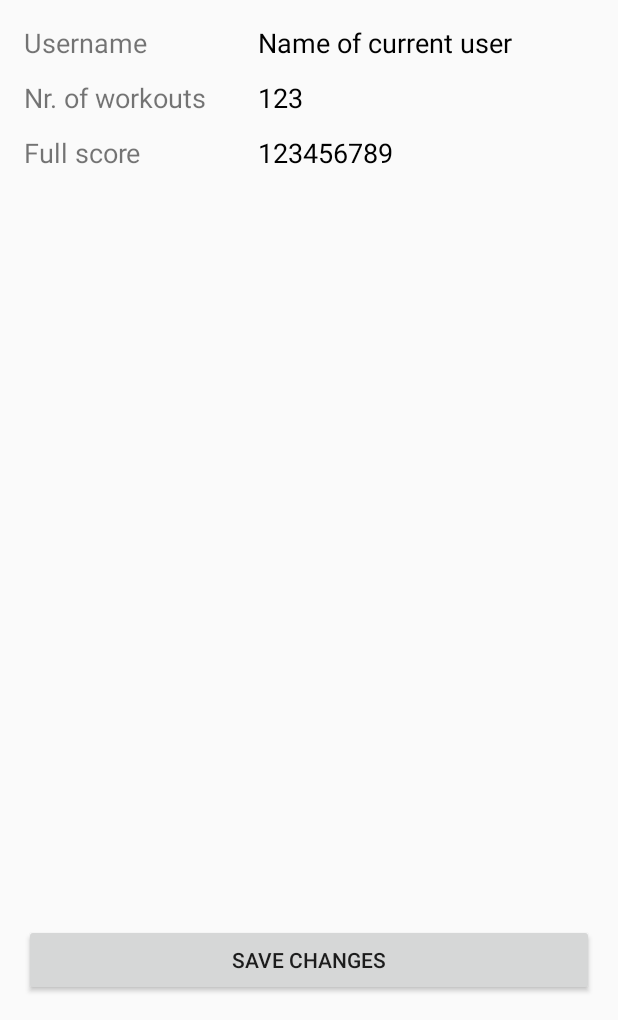
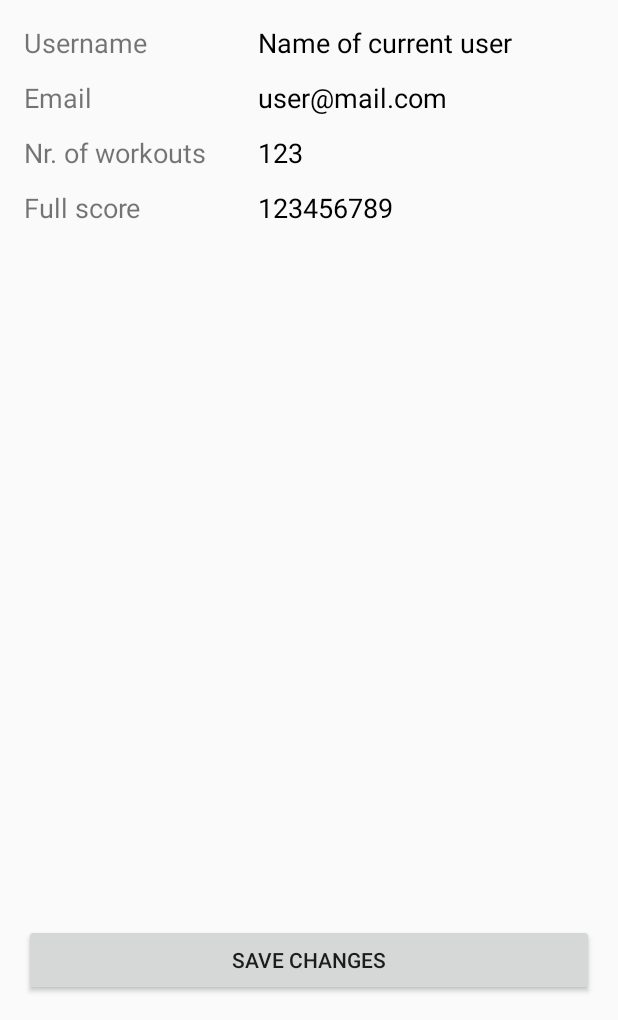
Before and after one commit to MarcellHarmaci/Fitary, an Android app: the layout fragment_user_profile.xml on its own in the app's theme, with its tools: preview values and no code run, on a phone screen of 412 x 824 dp, the part 216-1236 px from its top. Run offline under Robolectric (Android 15) with nearby library versions, the phone set to English and light mode, and no system bars.

```diff
--- a/app/src/main/java/hu/bme/aut/fitary/LoginActivity.kt
+++ b/app/src/main/java/hu/bme/aut/fitary/LoginActivity.kt
@@ -110,6 +110,7 @@ class LoginActivity : BaseActivity() {
         }
 
         val newUser = UserProfile(
+            key = key,
             id = firebaseUser.uid,
             mail = firebaseUser.email ?: "No mail",
             username = firebaseUser.email?.substringBefore('@') ?: "No name"
--- a/app/src/main/java/hu/bme/aut/fitary/dataSource/model/UserProfile.kt
+++ b/app/src/main/java/hu/bme/aut/fitary/dataSource/model/UserProfile.kt
@@ -1,7 +1,9 @@
 package hu.bme.aut.fitary.dataSource.model
 
 data class UserProfile(
+    val key: String? = null,
     val id: String? = null,
     val mail: String = "",
-    val username: String = ""
+    val username: String = "",
+    val avatar: String? = null
 )
--- a/app/src/main/java/hu/bme/aut/fitary/domainModel/DomainUser.kt
+++ b/app/src/main/java/hu/bme/aut/fitary/domainModel/DomainUser.kt
@@ -3,5 +3,6 @@ package hu.bme.aut.fitary.domainModel
 data class DomainUser(
     val id: String?,
     val mail: String,
-    val username: String
+    val username: String,
+    val avatar: ByteArray? = null
 )
--- a/app/src/main/java/hu/bme/aut/fitary/interactor/UserInteractor.kt
+++ b/app/src/main/java/hu/bme/aut/fitary/interactor/UserInteractor.kt
@@ -26,4 +26,9 @@ class UserInteractor @Inject constructor(
         )
     }
 
+    suspend fun updateUser(domainUser: DomainUser) {
+        val key = firebaseDataSource.getUserKeyById(domainUser.id)
+        key?.let { firebaseDataSource.updateUser(key, domainUser) }
+    }
+
 }
--- a/app/src/main/java/hu/bme/aut/fitary/ui/userProfile/UserProfileFragment.kt
+++ b/app/src/main/java/hu/bme/aut/fitary/ui/userProfile/UserProfileFragment.kt
@@ -14,6 +14,7 @@ import co.zsmb.rainbowcake.base.RainbowCakeFragment
 import co.zsmb.rainbowcake.dagger.getViewModelFromFactory
 import co.zsmb.rainbowcake.extensions.exhaustive
 import com.bumptech.glide.Glide
+import hu.bme.aut.fitary.MainActivity
 import hu.bme.aut.fitary.R
 import kotlinx.android.synthetic.main.fragment_user_profile.*
 
@@ -27,6 +28,8 @@ class UserProfileFragment : RainbowCakeFragment<UserProfileViewState, UserProfil
 
     override fun onStart() {
         super.onStart()
+
+        (activity as MainActivity).setFloatingActionButtonVisible(false)
 
         btnEditImage.setOnClickListener { onAvatarEditButtonClicked() }
         btnSave.setOnClickListener {
@@ -50,6 +53,7 @@ class UserProfileFragment : RainbowCakeFragment<UserProfileViewState, UserProfil
             }
             is UserProfileLoaded -> {
                 tvUsernameDisplay.text = viewState.username
+                tvUserMailDisplay.text = viewState.userMail
                 tvNumberOfWorkoutsDisplay.text = viewState.numberOfWorkouts.toString()
                 tvScoreOfWorkoutsDisplay.text = viewState.fullScore.toString()
 
--- a/app/src/main/java/hu/bme/aut/fitary/ui/userProfile/UserProfileViewModel.kt
+++ b/app/src/main/java/hu/bme/aut/fitary/ui/userProfile/UserProfileViewModel.kt
@@ -3,7 +3,6 @@ package hu.bme.aut.fitary.ui.userProfile
 import co.zsmb.rainbowcake.base.RainbowCakeViewModel
 import java.io.*
 import javax.inject.Inject
-
 
 class UserProfileViewModel @Inject constructor(
     private val presenter: UserProfilePresenter
@@ -12,9 +11,11 @@ class UserProfileViewModel @Inject constructor(
     init {
         execute {
             val profile = presenter.loadUserProfile()
+
             viewState = UserProfileLoaded(
                 userId = profile.userId,
                 username = profile.username,
+                userMail = profile.userMail,
                 numberOfWorkouts = profile.numberOfWorkouts,
                 fullScore = profile.fullScore,
                 avatar = profile.avatar
@@ -42,9 +43,11 @@ class UserProfileViewModel @Inject constructor(
 
     fun save() = execute {
         val currentState = viewState as UserProfileLoaded
+
         presenter.save(
             currentState.userId,
             currentState.username,
+            currentState.userMail,
             currentState.avatar
         )
     }
--- a/app/src/main/java/hu/bme/aut/fitary/ui/userProfile/UserProfileViewState.kt
+++ b/app/src/main/java/hu/bme/aut/fitary/ui/userProfile/UserProfileViewState.kt
@@ -7,6 +7,7 @@ object Loading : UserProfileViewState()
 data class UserProfileLoaded(
     val userId: String?,
     val username: String,
+    val userMail: String,
     val numberOfWorkouts: Int,
     val fullScore: Double,
     val avatar: ByteArray? = null
--- a/app/src/main/res/layout/fragment_user_profile.xml
+++ b/app/src/main/res/layout/fragment_user_profile.xml
@@ -51,6 +51,30 @@
         tools:text="Name of current user" />
 
     <TextView
+        android:id="@+id/tvUserMail"
+        android:layout_width="156dp"
+        android:layout_height="wrap_content"
+        android:layout_marginTop="12dp"
+        android:text="Email"
+        android:textSize="18sp"
+        app:layout_constraintStart_toStartOf="parent"
+        app:layout_constraintTop_toBottomOf="@+id/tvUsername" />
+
+    <TextView
+        android:id="@+id/tvUserMailDisplay"
+        android:layout_width="0dp"
+        android:layout_height="wrap_content"
+        android:layout_marginTop="12dp"
+        android:ellipsize="end"
+        android:maxLines="1"
+        android:textColor="@android:color/black"
+        android:textSize="18sp"
+        app:layout_constraintEnd_toEndOf="parent"
+        app:layout_constraintStart_toEndOf="@+id/tvNumberOfWorkouts"
+        app:layout_constraintTop_toBottomOf="@+id/tvUsernameDisplay"
+        tools:text="user@mail.com" />
+
+    <TextView
         android:id="@+id/tvNumberOfWorkouts"
         android:layout_width="156dp"
         android:layout_height="wrap_content"
@@ -58,7 +82,7 @@
         android:text="@string/nr_of_workouts"
         android:textSize="18sp"
         app:layout_constraintStart_toStartOf="parent"
-        app:layout_constraintTop_toBottomOf="@+id/tvUsername" />
+        app:layout_constraintTop_toBottomOf="@+id/tvUserMail" />
 
     <TextView
         android:id="@+id/tvNumberOfWorkoutsDisplay"
@@ -71,7 +95,7 @@
         android:textSize="18sp"
         app:layout_constraintEnd_toEndOf="parent"
         app:layout_constraintStart_toEndOf="@+id/tvNumberOfWorkouts"
-        app:layout_constraintTop_toBottomOf="@+id/tvUsernameDisplay"
+        app:layout_constraintTop_toBottomOf="@+id/tvUserMailDisplay"
         tools:text="123" />
 
     <TextView
```
Also changed, not shown: app/src/main/java/hu/bme/aut/fitary/dataSource/FirebaseDataSource.kt (+23 -1 lines), app/src/main/java/hu/bme/aut/fitary/dataSource/UserDAO.kt (+39 -7 lines), app/src/main/java/hu/bme/aut/fitary/ui/userProfile/UserProfilePresenter.kt (+16 -6 lines).
